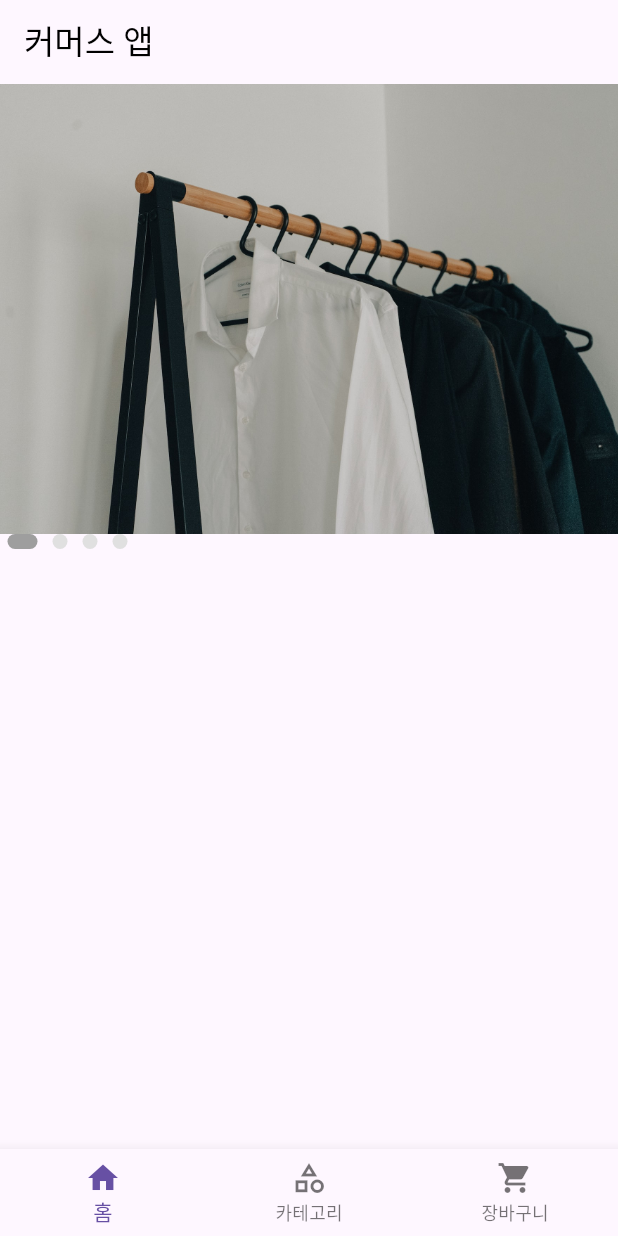
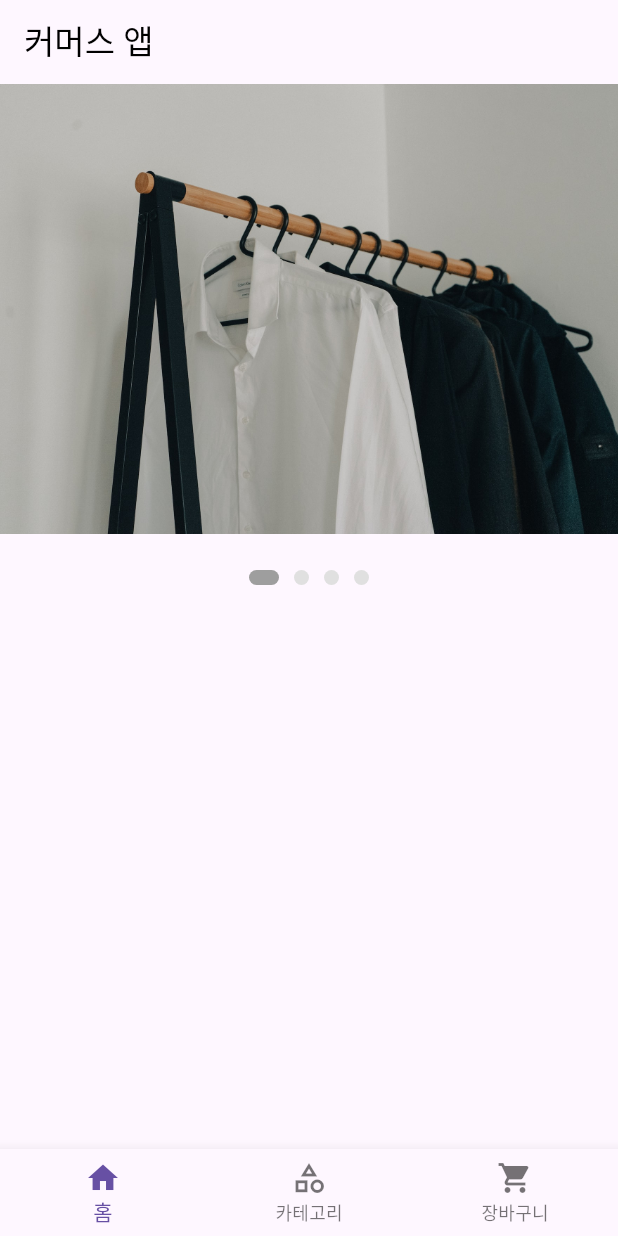
Before and after one commit to hjimin027/commerce, a Flutter app: the screen it shows after launch, on a phone screen of 412 x 824 dp. Run offline on Flutter 3.47's test engine with Material 3 defaults, Android fonts, the phone set to English and light mode, and no system bars.

Commit message:
image indicator 추가 - 가운데 정렬

```diff
--- a/lib/screen/home/home_screen.dart
+++ b/lib/screen/home/home_screen.dart
@@ -37,7 +37,9 @@ class _HomeScreenState extends State<HomeScreen> {
               ],
             ),
           ), //좌우로 스크롤할 수 있는 위젯
+          SizedBox(height: 24,),
           Row(
+            mainAxisAlignment: MainAxisAlignment.center,
             children: List.generate(imageList.length, (index) {
               return AnimatedContainer(
                 duration: Duration(milliseconds: 300),
```
